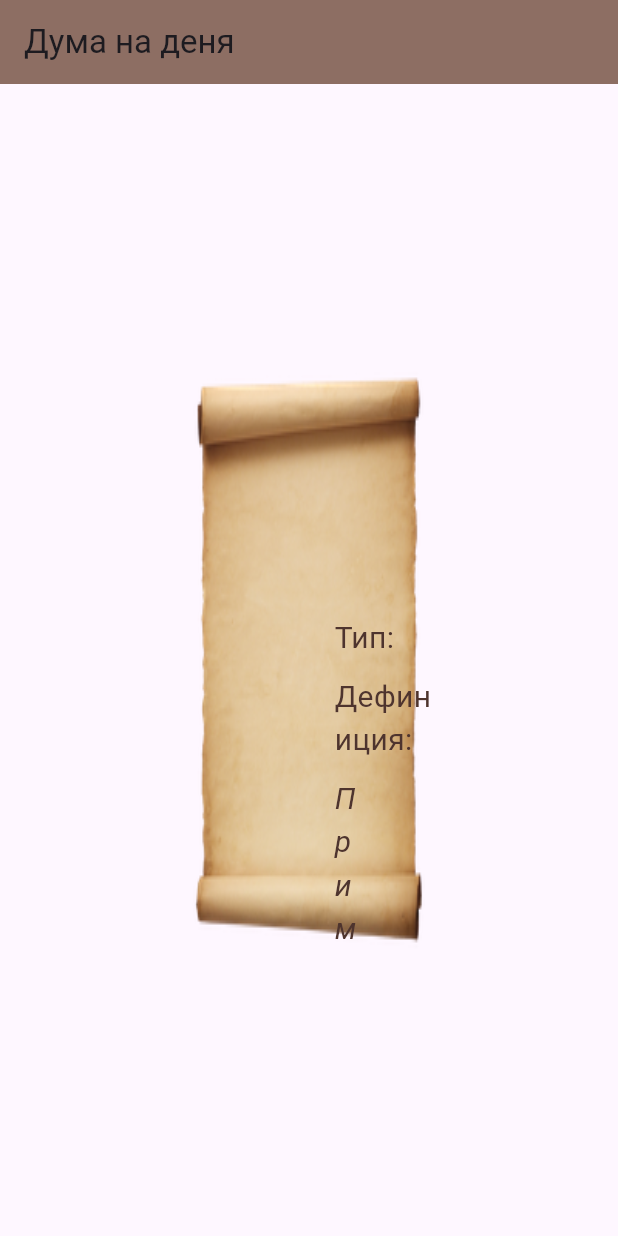
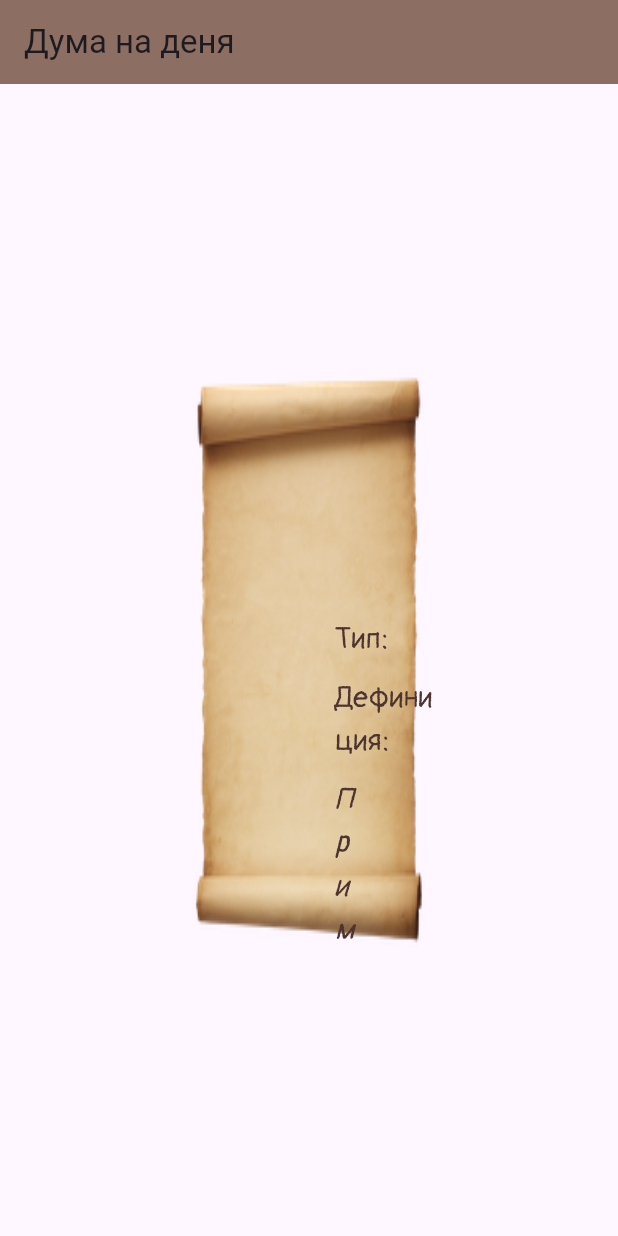
Before and after one commit to katpile/TuesFest2024, a Flutter app: the screen it shows after launch, on a phone screen of 412 x 824 dp. Run offline on Flutter 3.47's test engine with Material 3 defaults, Android fonts, the phone set to English and light mode, and no system bars; our stand-ins replace sqflite, sqflite_common_ffi; accounts and stored records are empty.

Commit message:
front-end

```diff
--- a/lib/pages/word_page.dart
+++ b/lib/pages/word_page.dart
@@ -1,7 +1,6 @@
 import 'package:dictionary_app/model/word.dart';
 import 'package:flutter/material.dart';
 import 'package:dictionary_app/database/word_db.dart';
-import 'package:google_fonts/google_fonts.dart';
 
 class WordPage extends StatefulWidget {
   const WordPage({super.key});
@@ -80,8 +79,8 @@ class _WordPageState extends State<WordPage> {
                               120, 0, 20, 0), // Adjust left and right padding
                           child: Text(
                             '${_word?.word}',
-                            style: GoogleFonts.pangolin(
-                                //fontStyle: GoogleFonts.pangolin(),
+                            style: TextStyle(
+                                fontFamily: 'Pangolin',
                                 fontSize: 36,
                                 fontWeight: FontWeight.bold,
                                 color:
@@ -95,6 +94,7 @@ class _WordPageState extends State<WordPage> {
                           child: Text(
                             'Тип: ${_word?.type}',
                             style: TextStyle(
+                                fontFamily: 'Pangolin',
                                 fontSize: 20,
                                 color:
                                     Colors.brown[800]), // Set type text style
@@ -107,6 +107,7 @@ class _WordPageState extends State<WordPage> {
                           child: Text(
                             'Дефиниция: ${_word?.definition}',
                             style: TextStyle(
+                                fontFamily: 'Pangolin',
                                 fontSize: 20,
                                 color: Colors
                                     .brown[800]), // Set definition text style
@@ -119,6 +120,7 @@ class _WordPageState extends State<WordPage> {
                           child: Text(
                             'Пример: ${_word?.usageExample}',
                             style: TextStyle(
+                                fontFamily: 'Pangolin',
                                 fontSize: 20,
                                 fontStyle: FontStyle.italic,
                                 color: Colors.brown[
--- a/pubspec.yaml
+++ b/pubspec.yaml
@@ -14,7 +14,6 @@ dependencies:
   flutter:
     sdk: flutter
 
-  google_fonts: ^2.0.0
   english_words: ^4.0.0
   provider: ^6.0.0
   sqflite: any
@@ -32,3 +31,8 @@ flutter:
 
   assets:
     - assets/scroll.png
+
+  fonts:
+    - family: Pangolin
+      fonts:
+        - asset: fonts/Pangolin-Regular.ttf
```
Also changed, not shown: pubspec.lock, 1 other file.
